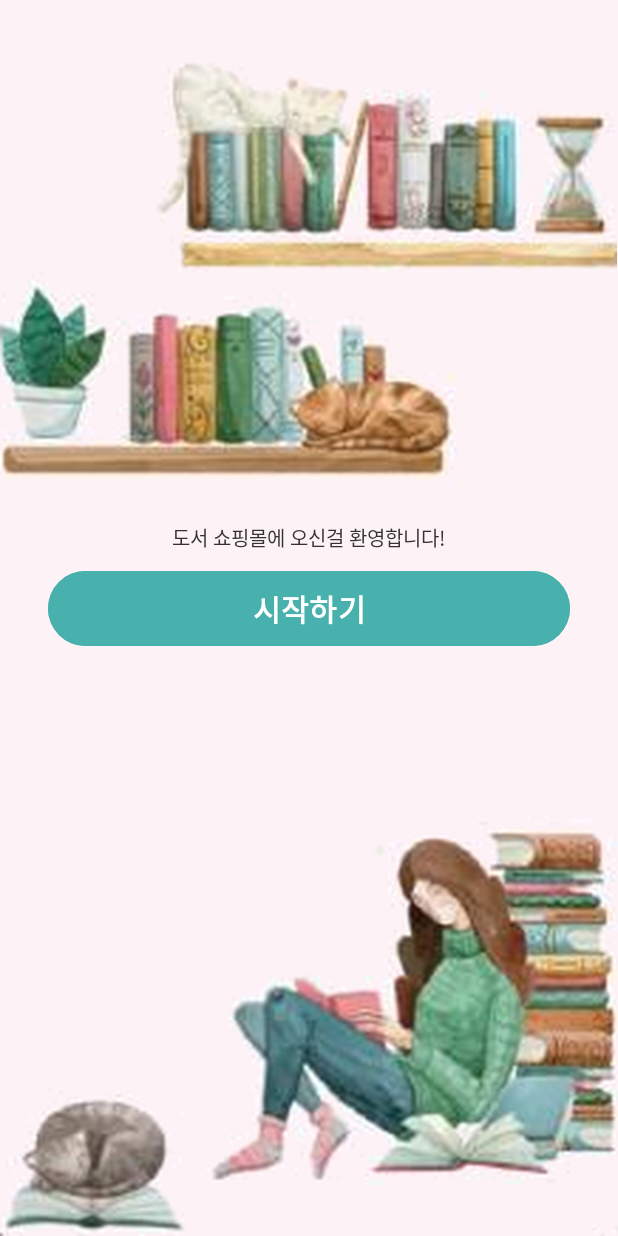
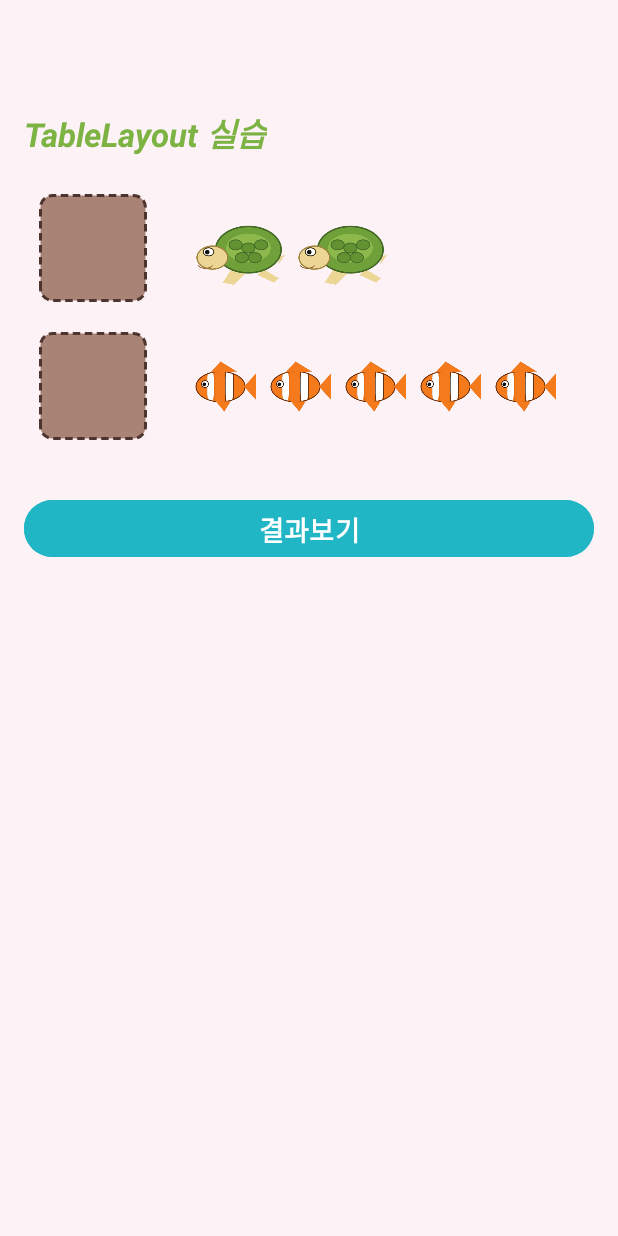
Before and after one commit to hojunssss18293/Kotlin-Android, an Android app: the screen it shows after launch (MainActivity), on a phone screen of 412 x 824 dp. Run offline under Robolectric (Android 15) with nearby library versions, the phone set to English and light mode, and no system bars.

Commit message:
4. 04 레이아웃

```diff
--- a/BookMarket/app/src/main/java/com/example/bookmarket/MainActivity.kt
+++ b/BookMarket/app/src/main/java/com/example/bookmarket/MainActivity.kt
@@ -2,6 +2,7 @@ package com.example.bookmarket
 
 import android.os.Bundle
 import android.view.View
+import android.widget.EditText
 import android.widget.Toast
 import androidx.appcompat.app.AppCompatActivity
 
@@ -12,8 +13,16 @@ class MainActivity : AppCompatActivity() {
         setContentView(R.layout.activity_main)
     }
 
-    // 시작하기 버튼의 android:onClick="onStartClick" 에서 호출됨
-    fun onStartClick(v: View?) {
-        Toast.makeText(applicationContext, "도서 쇼핑몰을 시작합니다", Toast.LENGTH_SHORT).show()
+    // 결과보기 버튼의 android:onClick="onResultClick" 에서 호출됨
+    fun onResultClick(v: View?) {
+        val etTurtle = findViewById<EditText>(R.id.etTurtle)
+        val etFish = findViewById<EditText>(R.id.etFish)
+
+        // 거북이는 2마리, 물고기는 5마리
+        if (etTurtle.text.toString() == "2" && etFish.text.toString() == "5") {
+            Toast.makeText(applicationContext, "맞았습니다", Toast.LENGTH_SHORT).show()
+        } else {
+            Toast.makeText(applicationContext, "틀렸습니다", Toast.LENGTH_SHORT).show()
+        }
     }
 }
--- /dev/null
+++ b/BookMarket/app/src/main/res/drawable/box_bg.xml
@@ -0,0 +1,11 @@
+<?xml version="1.0" encoding="utf-8"?>
+<shape xmlns:android="http://schemas.android.com/apk/res/android"
+    android:shape="rectangle">
+    <solid android:color="#A98376" />
+    <stroke
+        android:width="2dp"
+        android:color="#4E342E"
+        android:dashWidth="5dp"
+        android:dashGap="3dp" />
+    <corners android:radius="8dp" />
+</shape>
--- a/BookMarket/app/src/main/res/layout/activity_main.xml
+++ b/BookMarket/app/src/main/res/layout/activity_main.xml
@@ -5,54 +5,122 @@
     android:layout_width="match_parent"
     android:layout_height="match_parent"
     android:background="#FDF2F6"
-    android:gravity="center_horizontal"
     android:orientation="vertical"
-    android:paddingTop="30dp">
+    android:paddingStart="16dp"
+    android:paddingTop="72dp"
+    android:paddingEnd="16dp">
 
-    <ImageView
-        android:id="@+id/imgShelfTop"
+    <TextView
+        android:id="@+id/tvTitle"
+        android:layout_width="wrap_content"
+        android:layout_height="wrap_content"
+        android:text="TableLayout 실습"
+        android:textColor="#7CB342"
+        android:textSize="22sp"
+        android:textStyle="bold|italic" />
+
+    <TableLayout
         android:layout_width="match_parent"
         android:layout_height="wrap_content"
-        android:adjustViewBounds="true"
-        android:src="@drawable/shelf_top" />
+        android:layout_marginTop="24dp">
 
-    <ImageView
-        android:id="@+id/imgShelfMiddle"
-        android:layout_width="match_parent"
-        android:layout_height="wrap_content"
-        android:adjustViewBounds="true"
-        android:src="@drawable/shelf_middle" />
+        <!-- 첫째 줄: 거북이 2마리 -->
+        <TableRow android:gravity="center_vertical">
 
-    <TextView
-        android:id="@+id/tvWelcome"
-        android:layout_width="wrap_content"
-        android:layout_height="wrap_content"
-        android:layout_marginTop="16dp"
-        android:text="도서 쇼핑몰에 오신걸 환영합니다!"
-        android:textColor="#333333"
-        android:textSize="13sp" />
+            <EditText
+                android:id="@+id/etTurtle"
+                android:layout_width="72dp"
+                android:layout_height="72dp"
+                android:layout_marginStart="10dp"
+                android:background="@drawable/box_bg"
+                android:gravity="center"
+                android:importantForAutofill="no"
+                android:inputType="number"
+                android:maxLength="2"
+                android:textColor="#3E2723"
+                android:textSize="20sp" />
+
+            <LinearLayout
+                android:layout_width="wrap_content"
+                android:layout_height="wrap_content"
+                android:layout_marginStart="24dp"
+                android:orientation="horizontal">
+
+                <ImageView
+                    android:layout_width="68dp"
+                    android:layout_height="52dp"
+                    android:src="@drawable/turtle" />
+
+                <ImageView
+                    android:layout_width="68dp"
+                    android:layout_height="52dp"
+                    android:src="@drawable/turtle" />
+            </LinearLayout>
+        </TableRow>
+
+        <!-- 둘째 줄: 물고기 5마리 -->
+        <TableRow
+            android:layout_marginTop="20dp"
+            android:gravity="center_vertical">
+
+            <EditText
+                android:id="@+id/etFish"
+                android:layout_width="72dp"
+                android:layout_height="72dp"
+                android:layout_marginStart="10dp"
+                android:background="@drawable/box_bg"
+                android:gravity="center"
+                android:importantForAutofill="no"
+                android:inputType="number"
+                android:maxLength="2"
+                android:textColor="#3E2723"
+                android:textSize="20sp" />
+
+            <LinearLayout
+                android:layout_width="wrap_content"
+                android:layout_height="wrap_content"
+                android:layout_marginStart="24dp"
+                android:orientation="horizontal">
+
+                <ImageView
+                    android:layout_width="50dp"
+                    android:layout_height="40dp"
+                    android:src="@drawable/fish" />
+
+                <ImageView
+                    android:layout_width="50dp"
+                    android:layout_height="40dp"
+                    android:src="@drawable/fish" />
+
+                <ImageView
+                    android:layout_width="50dp"
+                    android:layout_height="40dp"
+                    android:src="@drawable/fish" />
+
+                <ImageView
+                    android:layout_width="50dp"
+                    android:layout_height="40dp"
+                    android:src="@drawable/fish" />
+
+                <ImageView
+                    android:layout_width="50dp"
+                    android:layout_height="40dp"
+                    android:src="@drawable/fish" />
+            </LinearLayout>
+        </TableRow>
+    </TableLayout>
 
     <Button
-        android:id="@+id/btnStart"
+        android:id="@+id/btnResult"
         android:layout_width="match_parent"
-        android:layout_height="58dp"
-        android:layout_marginStart="32dp"
-        android:layout_marginTop="8dp"
-        android:layout_marginEnd="32dp"
-        android:backgroundTint="#48B1AD"
-        android:onClick="onStartClick"
-        android:text="시작하기"
+        android:layout_height="46dp"
+        android:layout_marginTop="36dp"
+        android:backgroundTint="#20B6C5"
+        android:onClick="onResultClick"
+        android:text="결과보기"
         android:textColor="#FFFFFF"
-        android:textSize="20sp"
+        android:textSize="18sp"
         android:textStyle="bold"
-        app:cornerRadius="29dp" />
-
-    <ImageView
-        android:id="@+id/imgReader"
-        android:layout_width="match_parent"
-        android:layout_height="0dp"
-        android:layout_weight="1"
-        android:scaleType="fitEnd"
-        android:src="@drawable/reader" />
+        app:cornerRadius="23dp" />
 
 </LinearLayout>
```
Also changed, not shown: BookMarket/app/src/main/res/drawable/fish.png (added), BookMarket/app/src/main/res/drawable/turtle.png (added).
